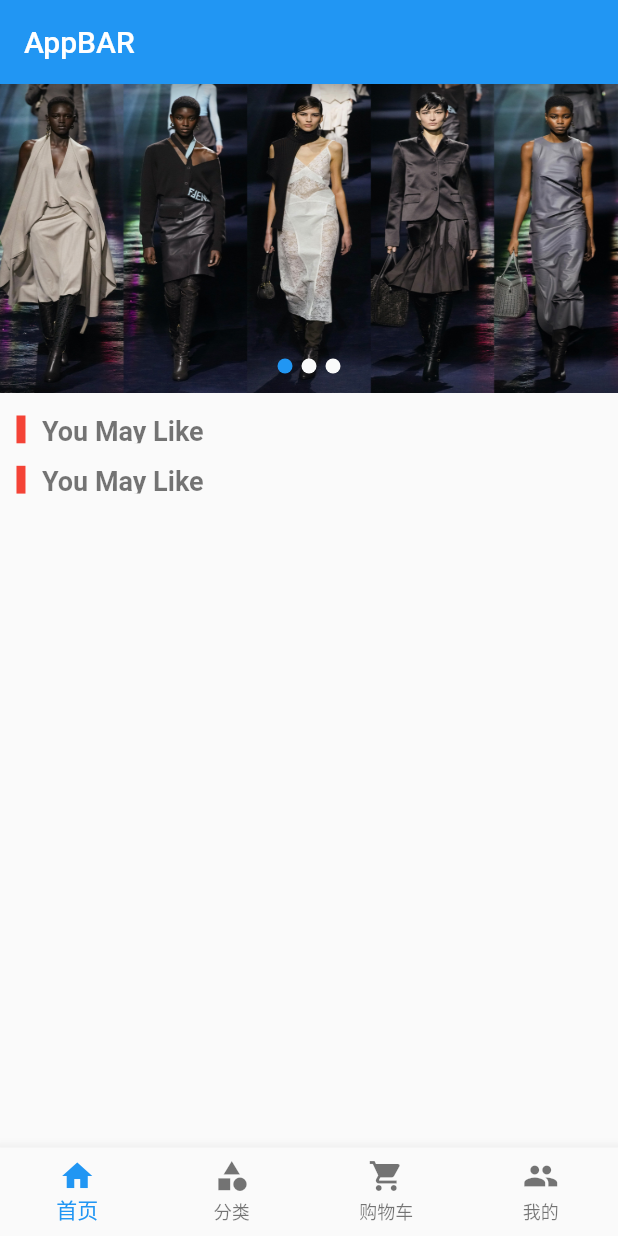
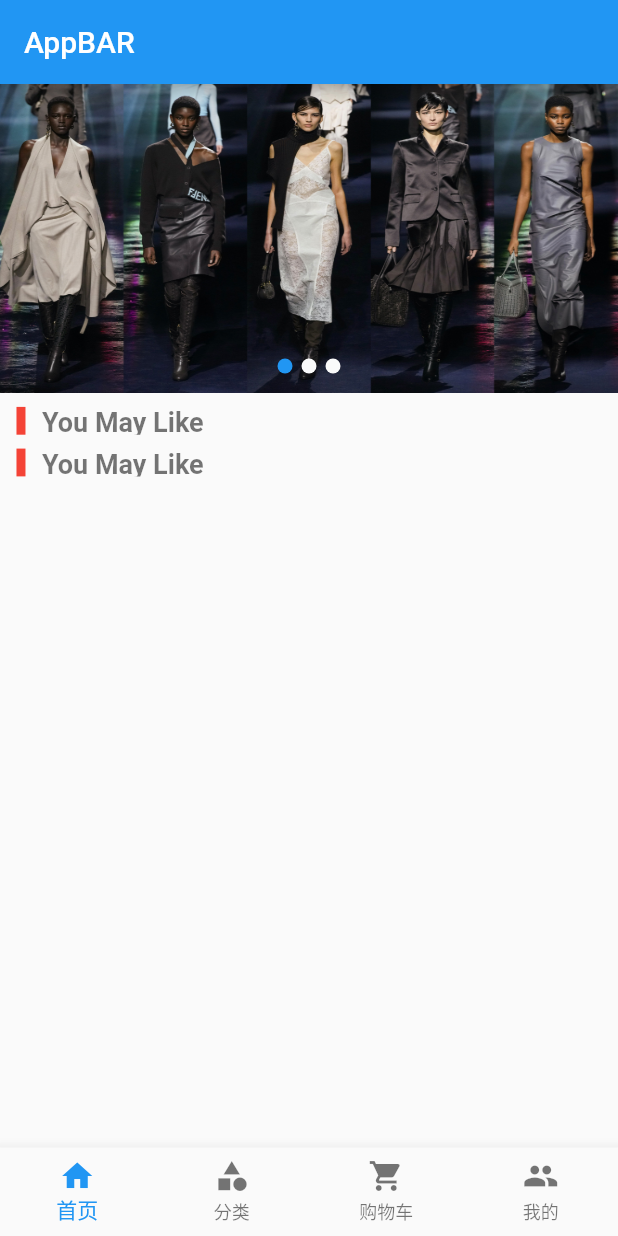
Before and after one commit to AlexanderYeah/-FlutterCopyJDDemo, a Flutter app: the screen it shows after launch, on a phone screen of 412 x 824 dp. Run offline on Flutter 3.47's test engine with Material 2 defaults, Android fonts, the phone set to English and light mode, and no system bars; our stand-ins replace flutter_screenutil, flutter_swiper.

Commit message:
flutter_screenutil 插件的封装

```diff
--- a/copy_jd_demo/lib/pages/tabs/home.dart
+++ b/copy_jd_demo/lib/pages/tabs/home.dart
@@ -1,11 +1,9 @@
 import 'package:flutter/material.dart';
 import 'package:flutter_swiper/flutter_swiper.dart';
-// 适配的库
-import 'package:flutter_screenutil/flutter_screenutil.dart';
+import '../../services/screenAdaper.dart';
 
 class HomePage extends StatefulWidget {
   const HomePage({super.key});
-
   @override
   State<HomePage> createState() => _HomePageState();
 }
@@ -23,10 +21,10 @@ class _HomePageState extends State<HomePage> {
 
   Widget _titleWidget(String title) {
     return Container(
-      height: ScreenUtil().setHeight(30),
-      width: ScreenUtil().setWidth(50),
-      margin: EdgeInsets.only(left: ScreenUtil().setWidth(20)),
-      padding: EdgeInsets.only(left: ScreenUtil().setWidth(20)),
+      height: ScreenAdapter.height(30),
+      width: ScreenAdapter.width(50),
+      margin: EdgeInsets.only(left: ScreenAdapter.width(20)),
+      padding: EdgeInsets.only(left: ScreenAdapter.width(20)),
       decoration: BoxDecoration(
           border: Border(
               left: BorderSide(
@@ -66,15 +64,15 @@ class _HomePageState extends State<HomePage> {
   @override
   // 首先能够上下滑动,则最外层需要包裹一个ListView
   Widget build(BuildContext context) {
-    ScreenUtil.init(context, designSize: const Size(750, 1334));
+    ScreenAdapter.init(context);
     return ListView(
       children: [
         _swiperWidget(),
         SizedBox(
-          height: 15,
+          height: ScreenAdapter.height(15),
         ),
         _titleWidget("You May Like"),
-        SizedBox(height: 15),
+        SizedBox(height: ScreenAdapter.height(15)),
         _titleWidget("You May Like"),
       ],
     );
--- /dev/null
+++ b/copy_jd_demo/lib/services/screenAdaper.dart
@@ -0,0 +1,31 @@
+// 适配的库
+import 'dart:ui';
+
+import 'package:flutter_screenutil/flutter_screenutil.dart';
+
+class ScreenAdapter {
+  // 初始化
+  static init(context) {
+    ScreenUtil.init(context, designSize: const Size(750, 1334));
+  }
+
+  // 设置高度
+  static height(double value) {
+    return ScreenUtil().setHeight(value);
+  }
+
+  // 设置宽度
+  static width(double value) {
+    return ScreenUtil().setWidth(value);
+  }
+
+  // 获取屏幕宽度
+  static getScreenWidth() {
+    return ScreenUtil().screenWidth;
+  }
+
+  // 获取屏幕高度
+  static getScreenHeight() {
+    return ScreenUtil().screenHeight;
+  }
+}
```
